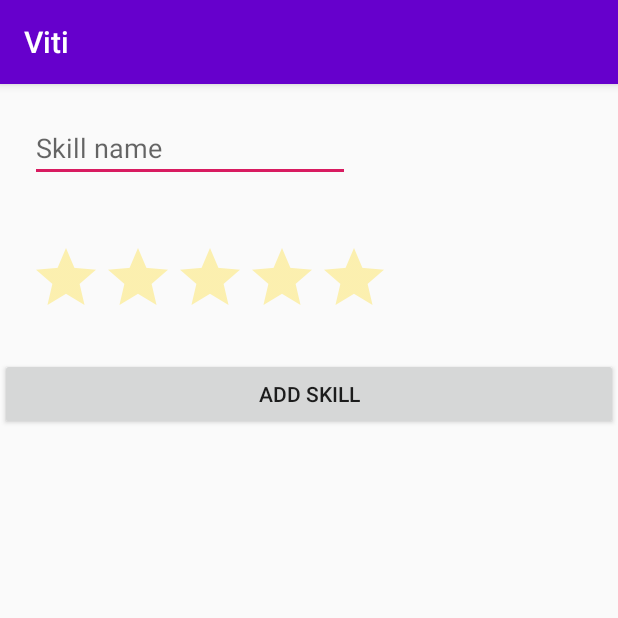
After one commit to Darshpreet2000/VitiNew, an Android app: the fragment AddSkill shown on its own in the app's theme, on a phone screen of 412 x 824 dp, the top half of it. The commit adds this screen. Run offline under Robolectric (Android 15) with nearby library versions, the phone set to English and light mode, and no system bars; our stand-ins replace Volley.

Commit message:
updated skills

```diff
--- a/app/src/main/java/com/example/myapplication/Login_activity.java
+++ b/app/src/main/java/com/example/myapplication/Login_activity.java
@@ -117,10 +117,9 @@ public class Login_activity extends BaseActivity {
                         user= jsonObject.getJSONObject("user");
                         int id=user.getInt("id");
                         String name=user.getString("name");
-                        setIntInSettings("id",id);
-                        setStringInSettings("name",name);
                         Intent i = new Intent(Login_activity.this,MainActivity.class);
                         SaveSharedPreference.setUserName(Login_activity.this,name);
+                        SaveSharedPreference.setUserId(Login_activity.this,id);
                         Toast.makeText(Login_activity.this, "Login Successful", Toast.LENGTH_SHORT).show();
                         startActivity(i);
                         finish();
--- a/app/src/main/java/com/example/myapplication/Register.java
+++ b/app/src/main/java/com/example/myapplication/Register.java
@@ -128,10 +128,8 @@ public class Register extends BaseActivity {
                     user= jsonObject.getJSONObject("user");
                     int id=user.getInt("id");
                     String name=user.getString("name");
-                    setIntInSettings("id",id);
                     SaveSharedPreference.setUserName(Register.this,name);
-                    setStringInSettings("name",name);
-                    setIntInSettings(Constants.LoginStatus,1);
+                    SaveSharedPreference.setUserId(Register.this,id);
                     Intent i = new Intent(Register.this,MainActivity.class);
                     Toast.makeText(Register.this, "Registration Successful", Toast.LENGTH_SHORT).show();
                     startActivity(i);
--- a/app/src/main/java/com/example/myapplication/Util/API.java
+++ b/app/src/main/java/com/example/myapplication/Util/API.java
@@ -6,4 +6,6 @@ public class API {
     public static final String LOGIN = API_DOMAIN + "/api/user/login";
 
     public static final String SIGN_UP = API_DOMAIN + "/api/user/register";
+
+    public static final String UPDATE_SKILL = API_DOMAIN + "/api/user/skillsUpdate";
 }
--- /dev/null
+++ b/app/src/main/java/com/example/myapplication/ui/ResumeExtra/AddSkill.java
@@ -0,0 +1,131 @@
+package com.example.myapplication.ui.ResumeExtra;
+
+
+import android.content.Intent;
+import android.os.Bundle;
+
+import androidx.annotation.NonNull;
+import androidx.annotation.Nullable;
+import androidx.fragment.app.Fragment;
+
+import android.view.LayoutInflater;
+import android.view.View;
+import android.view.ViewGroup;
+import android.widget.Button;
+import android.widget.EditText;
+import android.widget.ProgressBar;
+import android.widget.RatingBar;
+import android.widget.Toast;
+
+import com.android.volley.VolleyError;
+import com.example.myapplication.Classes.SaveSharedPreference;
+import com.example.myapplication.Connections.UserController;
+import com.example.myapplication.Login_activity;
+import com.example.myapplication.MainActivity;
+import com.example.myapplication.R;
+import com.example.myapplication.Util.API;
+import com.example.myapplication.Webrequest.ResponseListener;
+
+import org.json.JSONException;
+import org.json.JSONObject;
+
+import static android.view.View.GONE;
+
+/**
+ * A simple {@link Fragment} subclass.
+ */
+public class AddSkill extends Fragment {
+  UserController userController;
+  String url;
+  EditText addskill;
+  Button add;
+  RatingBar ratingBar;
+  ProgressBar addskillprogressBar;
+    public AddSkill() {
+        // Required empty public constructor
+    }
+
+
+    @Override
+    public View onCreateView(LayoutInflater inflater, ViewGroup container,
+                             Bundle savedInstanceState) {
+        // Inflate the layout for this fragment
+        return inflater.inflate(R.layout.fragment_add_skill, container, false);
+    }
+
+    @Override
+    public void onViewCreated(@NonNull View view, @Nullable Bundle savedInstanceState) {
+        super.onViewCreated(view, savedInstanceState);
+      addskill=view.findViewById(R.id.skillname);
+      add=view.findViewById(R.id.addskillfinal);
+      ratingBar=view.findViewById(R.id.ratingBar);
+      addskillprogressBar=view.findViewById(R.id.addskillprogressBar);
+      userController=new UserController(getContext());
+      url= API.UPDATE_SKILL;
+      add.setOnClickListener(new View.OnClickListener() {
+          @Override
+          public void onClick(View v) {
+              JSONObject request = generateRequest();
+              userController.postWithJsonRequest(url,request,AddSkillListner);
+          }
+      });
+    }
+  private JSONObject generateRequest(){
+       JSONObject json=new JSONObject();
+      try {
+          json.put("uid",SaveSharedPreference.getUserId(getActivity()));
+          json.put("name",addskill.getText().toString());
+          json.put("rating",ratingBar.getRating());
+
+      } catch (JSONException e) {
+          e.printStackTrace();
+      }
+  return json;
+  }
+    private final ResponseListener AddSkillListner = new ResponseListener() {
+
+        @Override
+        public void onRequestStart() {
+            addskillprogressBar.setVisibility(View.VISIBLE);
+        }
+
+        @Override
+        public void onSuccess(String response) {
+            try {
+
+                JSONObject json = new JSONObject(response);
+                JSONObject jsonObject = json.getJSONObject("response");
+                String code=jsonObject.getString("code");
+                switch(code){
+                    case "SUCCESS":
+                        JSONObject user=new JSONObject();
+                        user= jsonObject.getJSONObject("user");
+                        int id=user.getInt("id");
+                        String name=user.getString("name");
+                        Toast.makeText(getContext(), "Added Successful", Toast.LENGTH_SHORT).show();
+                        break;
+                    case "EMAIL DOES NOT EXIST":
+                        Toast.makeText(getContext(), "Email Does Not EXIST", Toast.LENGTH_SHORT).show();
+                        break;
+                    case "PASSWORD NOT CORRECT":
+                        Toast.makeText(getContext(), "invalid", Toast.LENGTH_SHORT).show();
+                        break;
+
+                }
+
+            } catch (JSONException e) {
+                e.printStackTrace();
+            } finally {
+                addskillprogressBar.setVisibility(GONE);
+            }
+        }
+
+        @Override
+        public void onError(VolleyError error) {
+            String s = "";
+            addskillprogressBar.setVisibility(GONE);
+
+        }
+    };
+
+}
--- /dev/null
+++ b/app/src/main/res/layout/fragment_add_skill.xml
@@ -0,0 +1,43 @@
+<?xml version="1.0" encoding="utf-8"?>
+<FrameLayout
+    xmlns:android="http://schemas.android.com/apk/res/android"
+    xmlns:tools="http://schemas.android.com/tools"
+    android:layout_width="match_parent"
+    android:id="@+id/addskillfrag"
+    android:layout_height="match_parent">
+<LinearLayout
+    android:layout_width="match_parent"
+    android:layout_height="match_parent"
+    android:orientation="vertical"
+    tools:context=".ui.ResumeExtra.AddSkill">
+
+    <EditText
+        android:layout_margin="20dp"
+        android:id="@+id/skillname"
+        android:layout_width="wrap_content"
+        android:layout_height="wrap_content"
+        android:ems="10"
+        android:inputType="textPersonName"
+        android:hint="Skill name"/>
+
+    <RatingBar
+        android:layout_margin="20dp"
+        android:id="@+id/ratingBar"
+        android:theme="@style/RatingBar"
+        android:layout_width="wrap_content"
+        android:layout_height="wrap_content" />
+
+    <Button
+        android:id="@+id/addskillfinal"
+        android:layout_width="match_parent"
+        android:layout_height="wrap_content"
+        android:text="ADD SKILL" />
+
+    <ProgressBar
+        android:id="@+id/addskillprogressBar"
+        style="?android:attr/progressBarStyle"
+        android:layout_width="match_parent"
+        android:layout_height="wrap_content"
+        android:visibility="gone" />
+</LinearLayout>
+</FrameLayout>
--- a/app/src/main/res/values/styles.xml
+++ b/app/src/main/res/values/styles.xml
@@ -8,6 +8,10 @@
         <item name="colorPrimaryDark">#00574B</item>
         <item name="colorAccent">@color/colorAccent</item>
 
+    </style>
+    <style name="RatingBar" parent="Theme.AppCompat">
+        <item name="colorControlNormal">#ffd700</item>
+        <item name="colorControlActivated">#d3d3d3</item>
     </style>
     <style name="colorPrimary" parent="Theme.AppCompat">
         <item name="colorControlNormal">@color/colorPrimary</item>
```
Also changed, not shown: app/src/main/java/com/example/myapplication/Classes/SaveSharedPreference.java (+12 -0 lines), app/src/main/java/com/example/myapplication/ui/Resume.java (+4 -71 lines), app/src/main/res/layout/fragment_resume2.xml (+55 -46 lines), app/src/main/res/navigation/mobile_navigation.xml (+10 -1 lines).
